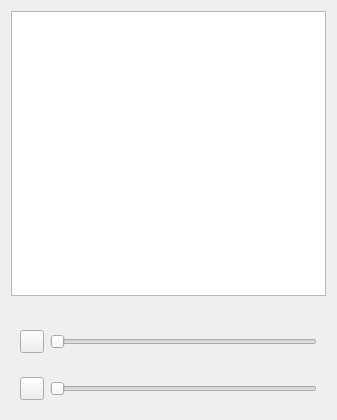
This is src/ui/SFLPhoneView_base.ui in KDE/ring-kde as Qt 5 draws it before an edit. The edited form follows.
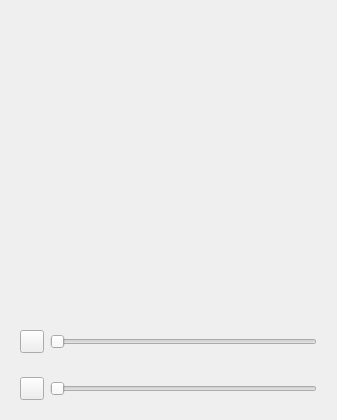
This is the edited form. Icons and pictures are not drawn. Custom widgets are drawn as their Qt base class.

Commit message: [#1218] First implentation of the tree view for qt

Diff of the .ui file:
```diff
--- a/src/ui/SFLPhoneView_base.ui
+++ b/src/ui/SFLPhoneView_base.ui
@@ -32,18 +32,7 @@
       <number>0</number>
      </property>
      <widget class="QWidget" name="page_callList">
-      <layout class="QHBoxLayout" name="horizontalLayout_3">
-       <item>
-        <widget class="QListWidget" name="listWidget_callList">
-         <property name="sizePolicy">
-          <sizepolicy hsizetype="Expanding" vsizetype="Expanding">
-           <horstretch>0</horstretch>
-           <verstretch>0</verstretch>
-          </sizepolicy>
-         </property>
-        </widget>
-       </item>
-      </layout>
+      <layout class="QHBoxLayout" name="horizontalLayout_3"/>
      </widget>
      <widget class="QWidget" name="page_callHistory">
       <layout class="QVBoxLayout" name="verticalLayout_3">
```
The commit also changes 11 other files.
